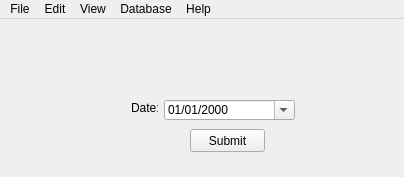
First picture: the form in mainwindow.ui, repository hmgoalie35/Money-Management-Qt, before the edit.
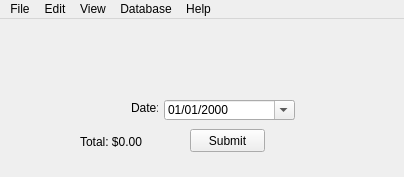
Second picture: the form after the edit. Icons and pictures are not drawn.

Commit message: database and needed table are created if they do not exist, submit button writes to the database and updates the Total: label, this is also updated on program startup.

```diff
--- a/mainwindow.ui
+++ b/mainwindow.ui
@@ -84,7 +84,7 @@
      <string>Submit</string>
     </property>
    </widget>
-   <widget class="QWidget" name="">
+   <widget class="QWidget" name="layoutWidget">
     <property name="geometry">
      <rect>
       <x>20</x>
@@ -123,7 +123,7 @@
      </item>
     </layout>
    </widget>
-   <widget class="QWidget" name="">
+   <widget class="QWidget" name="layoutWidget2">
     <property name="geometry">
      <rect>
       <x>100</x>
@@ -152,6 +152,19 @@
      </item>
     </layout>
    </widget>
+   <widget class="QLabel" name="labelTotal">
+    <property name="geometry">
+     <rect>
+      <x>80</x>
+      <y>115</y>
+      <width>111</width>
+      <height>16</height>
+     </rect>
+    </property>
+    <property name="text">
+     <string>Total: $0.00</string>
+    </property>
+   </widget>
   </widget>
   <widget class="QMenuBar" name="menuBar">
    <property name="geometry">
```
Left out of the diff: 9 changed lines with no effect on the pictures. The commit also changes 3 other files.
